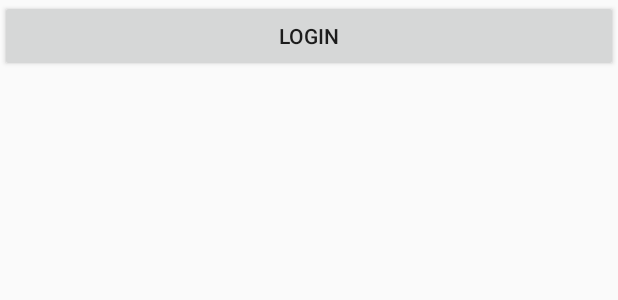
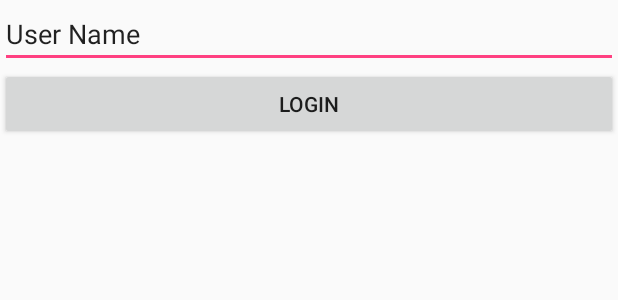
Before and after one commit to madhushreeumesh/KesoukAndroid, an Android app: the layout activity_login.xml on its own in the app's theme, with its tools: preview values and no code run, on a phone screen of 412 x 824 dp. Shown: the top 300 px of the screen. Run offline under Robolectric (Android 15) with nearby library versions, the phone set to English and light mode, and no system bars.

Commit message:
Added name field for login

```diff
--- a/app/src/main/res/layout/activity_login.xml
+++ b/app/src/main/res/layout/activity_login.xml
@@ -1,15 +1,28 @@
 <?xml version="1.0" encoding="utf-8"?>
-<android.support.constraint.ConstraintLayout xmlns:android="http://schemas.android.com/apk/res/android"
+<LinearLayout xmlns:android="http://schemas.android.com/apk/res/android"
     xmlns:app="http://schemas.android.com/apk/res-auto"
     xmlns:tools="http://schemas.android.com/tools"
     android:layout_width="match_parent"
     android:layout_height="match_parent"
     tools:context=".ui.login.LoginActivity">
 
-    <Button
-        android:id="@+id/btn_sign_in"
+    <LinearLayout
         android:layout_width="match_parent"
         android:layout_height="wrap_content"
-        android:text="@string/sign_in"/>
+        android:orientation="vertical">
 
-</android.support.constraint.ConstraintLayout>
+        <android.support.v7.widget.AppCompatEditText
+            android:layout_width="match_parent"
+            android:layout_height="wrap_content"
+            android:text="@string/username" />
+
+        <Button
+            android:id="@+id/btn_sign_in"
+            android:layout_width="match_parent"
+            android:layout_height="wrap_content"
+            android:text="@string/sign_in" />
+
+    </LinearLayout>
+
+
+</LinearLayout>
--- a/app/src/main/res/values/strings.xml
+++ b/app/src/main/res/values/strings.xml
@@ -8,5 +8,6 @@
     <string name="nav_header_subtitle">android.studio@android.com</string>
     <string name="nav_header_desc">Navigation header</string>
     <string name="action_settings">Settings</string>
+    <string name="username">User Name</string>
 
 </resources>
```
